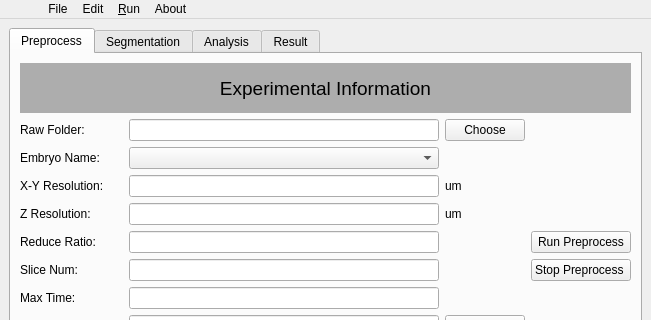
This is CShaper.ui in cao13jf/CShaperApp as Qt 5 draws it before an edit; both pictures show x 0 to 651 and y 0 to 320 of the 651 by 583 pixel window. The edited form follows.
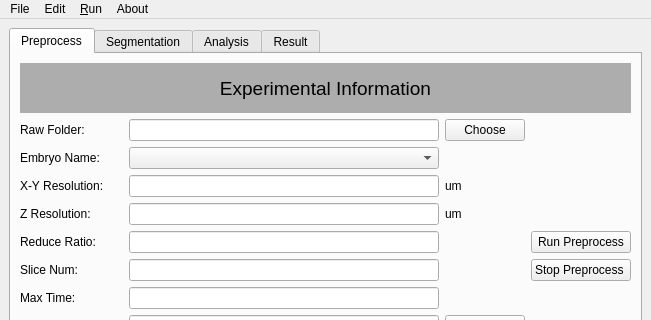
This is the edited form.

Commit message: 0127 update widget lower round2 & update links

The edit to the form file:
```diff
--- a/CShaper.ui
+++ b/CShaper.ui
@@ -935,14 +935,6 @@
    <property name="nativeMenuBar">
     <bool>true</bool>
    </property>
-   <widget class="QMenu" name="menuBlank">
-    <property name="enabled">
-     <bool>false</bool>
-    </property>
-    <property name="title">
-     <string>       </string>
-    </property>
-   </widget>
    <widget class="QMenu" name="menuFile">
     <property name="title">
      <string>File</string>
@@ -980,7 +972,6 @@
     <addaction name="actionVersion"/>
     <addaction name="actionHelp"/>
    </widget>
-   <addaction name="menuBlank"/>
    <addaction name="menuFile"/>
    <addaction name="menuEdit"/>
    <addaction name="menuRun"/>
```
Left out of the diff: 6 changed lines with no effect on the pictures. The commit also changes 2 other files.
